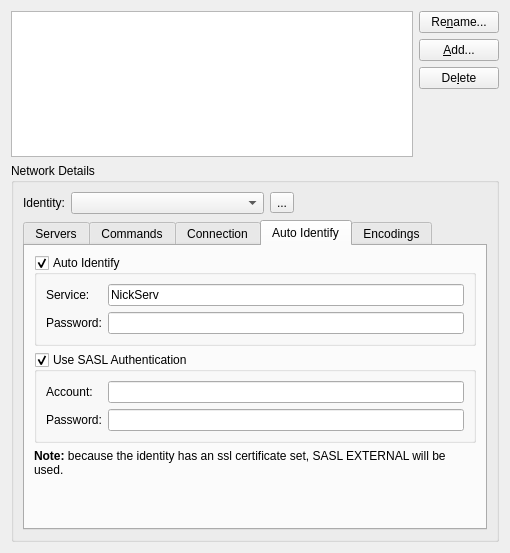
This is src/qtui/settingspages/networkssettingspage.ui in quassel/quassel as Qt 5 draws it before an edit. The edited form follows.
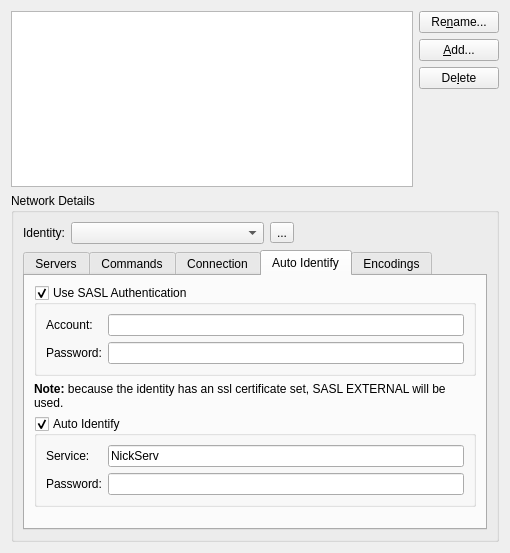
This is the edited form. The open tabs and pages were chosen to show the change. Icons and pictures are not drawn.

Commit message: Encourage SASL over NickServ when server supports

Patch:
```diff
--- a/src/qtui/settingspages/networkssettingspage.ui
+++ b/src/qtui/settingspages/networkssettingspage.ui
@@ -663,61 +663,6 @@
           <string>Auto Identify</string>
          </attribute>
          <layout class="QVBoxLayout" name="verticalLayout_4">
-          <item>
-           <widget class="QGroupBox" name="autoIdentify">
-            <property name="enabled">
-             <bool>true</bool>
-            </property>
-            <property name="title">
-             <string>Auto Identify</string>
-            </property>
-            <property name="checkable">
-             <bool>true</bool>
-            </property>
-            <property name="checked">
-             <bool>true</bool>
-            </property>
-            <layout class="QGridLayout" name="gridLayout">
-             <item row="0" column="1">
-              <widget class="QLineEdit" name="autoIdentifyService">
-               <property name="enabled">
-                <bool>true</bool>
-               </property>
-               <property name="text">
-                <string>NickServ</string>
-               </property>
-              </widget>
-             </item>
-             <item row="1" column="1">
-              <widget class="QLineEdit" name="autoIdentifyPassword">
-               <property name="enabled">
-                <bool>true</bool>
-               </property>
-               <property name="echoMode">
-                <enum>QLineEdit::Password</enum>
-               </property>
-              </widget>
-             </item>
-             <item row="0" column="0">
-              <widget class="QLabel" name="label_2">
-               <property name="text">
-                <string>Service:</string>
-               </property>
-              </widget>
-             </item>
-             <item row="1" column="0">
-              <widget class="QLabel" name="label_3">
-               <property name="enabled">
-                <bool>true</bool>
-               </property>
-               <property name="text">
-                <string>Password:</string>
-               </property>
-              </widget>
-             </item>
-            </layout>
-           </widget>
-          </item>
           <item>
            <widget class="QGroupBox" name="sasl">
             <property name="enabled">
@@ -786,6 +731,70 @@
             </property>
            </widget>
           </item>
+          <item>
+           <widget class="QGroupBox" name="autoIdentify">
+            <property name="enabled">
+             <bool>true</bool>
+            </property>
+            <property name="toolTip">
+             <string>Authenticate to services using your password.  Use SASL instead to identify before joining channels.</string>
+            </property>
+            <property name="title">
+             <string>Auto Identify</string>
+            </property>
+            <property name="checkable">
+             <bool>true</bool>
+            </property>
+            <property name="checked">
+             <bool>true</bool>
+            </property>
+            <layout class="QGridLayout" name="gridLayout">
+             <item row="0" column="1">
+              <widget class="QLineEdit" name="autoIdentifyService">
+               <property name="enabled">
+                <bool>true</bool>
+               </property>
+               <property name="toolTip">
+                <string>Service user to send your password to, usually NickServ</string>
+               </property>
+               <property name="text">
+                <string>NickServ</string>
+               </property>
+              </widget>
+             </item>
+             <item row="1" column="1">
+              <widget class="QLineEdit" name="autoIdentifyPassword">
+               <property name="enabled">
+                <bool>true</bool>
+               </property>
+               <property name="toolTip">
+                <string>Account password</string>
+               </property>
+               <property name="echoMode">
+                <enum>QLineEdit::Password</enum>
+               </property>
+              </widget>
+             </item>
+             <item row="0" column="0">
+              <widget class="QLabel" name="identifyServiceLabel">
+               <property name="text">
+                <string>Service:</string>
+               </property>
+              </widget>
+             </item>
+             <item row="1" column="0">
+              <widget class="QLabel" name="identifyPasswordLabel">
+               <property name="enabled">
+                <bool>true</bool>
+               </property>
+               <property name="text">
+                <string>Password:</string>
+               </property>
+              </widget>
+             </item>
+            </layout>
+           </widget>
+          </item>
           <item>
            <spacer name="verticalSpacer_2">
             <property name="orientation">
@@ -794,7 +803,7 @@
             <property name="sizeHint" stdset="0">
              <size>
               <width>20</width>
-              <height>40</height>
+              <height>10</height>
              </size>
             </property>
            </spacer>
```
Left out of the diff: 35 changed lines with no effect on the pictures. The commit also changes 2 other files.
